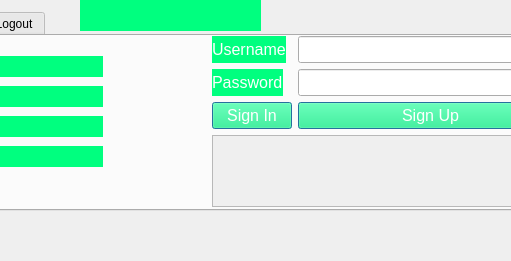
First picture: the form in mainwindow.ui, repository furkankamer/BitcoinWallet, before the edit; both pictures show x 230 to 741 and y 0 to 261 of the 1031 by 261 pixel window.
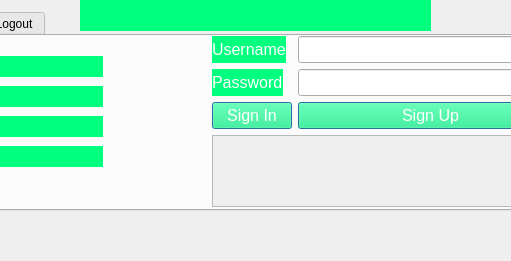
Second picture: the form after the edit.

Commit message: Bugfixes - 1 async processing issue

What changed in the file:
```diff
--- a/mainwindow.ui
+++ b/mainwindow.ui
@@ -569,7 +569,7 @@
      <rect>
       <x>310</x>
       <y>0</y>
-      <width>181</width>
+      <width>351</width>
       <height>31</height>
      </rect>
     </property>
@@ -581,6 +581,9 @@
     <property name="text">
      <string/>
     </property>
+    <property name="alignment">
+     <set>Qt::AlignCenter</set>
+    </property>
    </widget>
   </widget>
   <widget class="QMenuBar" name="menubar">
```
The commit also changes 1 other file.
